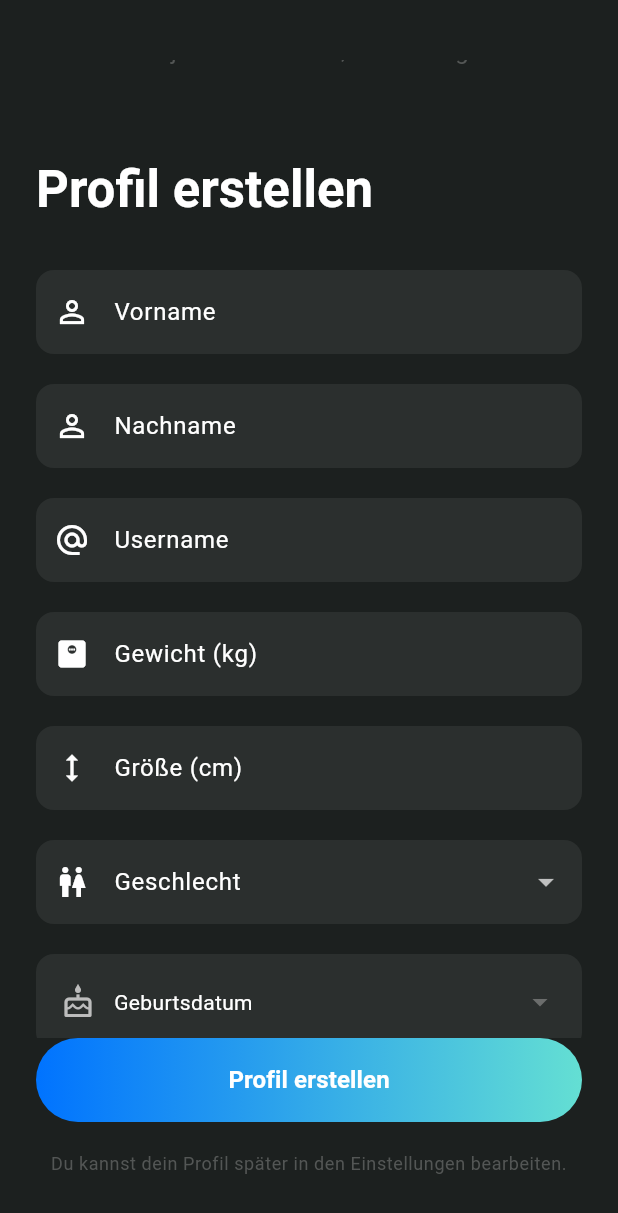
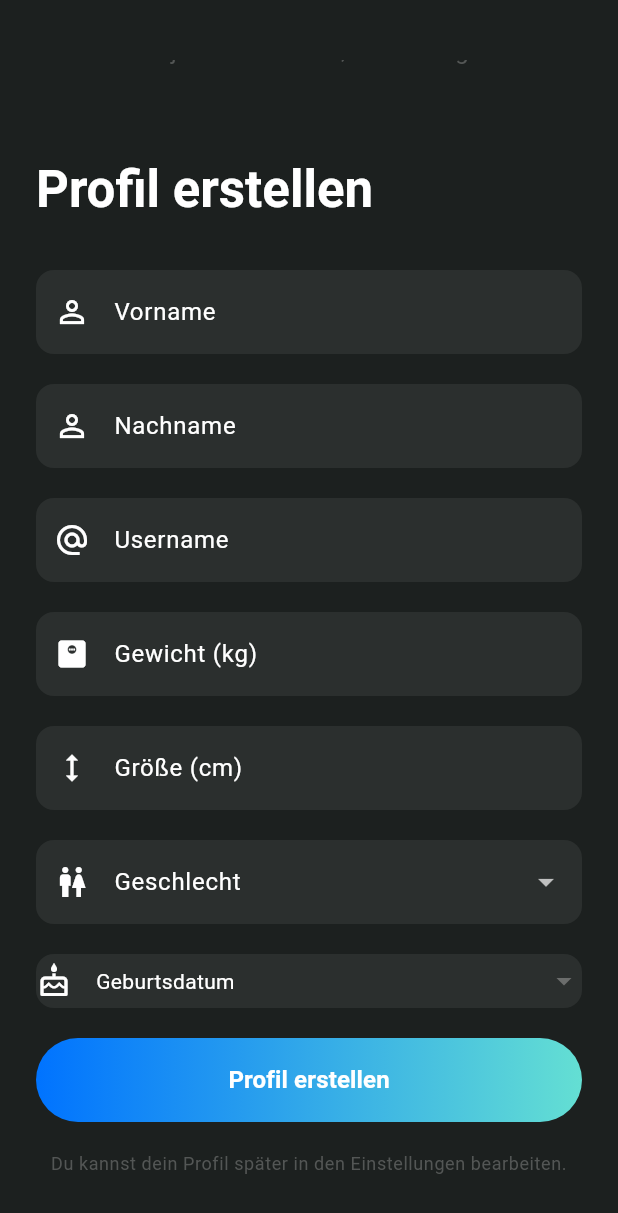
Before and after one commit to kenankusu/streax, a Flutter app: the WelcomePage screen opened directly with empty values, scrolled down 229 dp, on a phone screen of 412 x 824 dp. Shown: the top 1213 px of the screen. Run offline on Flutter 3.47's test engine with Material 3 defaults, Android fonts, the phone set to English and light mode, and no system bars; our stand-ins replace cloud_firestore, firebase_auth, firebase_core, firebase_storage, image_picker, smooth_page_indicator and 1 more; accounts and stored records are empty.

Commit message:
screenshot hinzugefügt, eingefügt

```diff
--- a/lib/screens/Welcome/welcome.dart
+++ b/lib/screens/Welcome/welcome.dart
@@ -306,7 +306,6 @@ class _WelcomePageState extends State<WelcomePage> {
                         GestureDetector(
                           onTap: () => _showBirthdatePicker(),
                           child: Container(
-                            padding: EdgeInsets.symmetric(horizontal: 16, vertical: 20),
                             decoration: BoxDecoration(
                               color: Theme.of(context).colorScheme.surfaceContainer,
                               borderRadius: BorderRadius.circular(12),
@@ -314,9 +313,11 @@ class _WelcomePageState extends State<WelcomePage> {
                             ),
                             child: Row(
                               children: [
-                                Icon(Icons.cake_outlined, color: Colors.grey[400]),
+                                Icon(Icons.cake_outlined, color: Colors.white),
                                 SizedBox(width: 12),
                                 Expanded(
+                                  child: Padding(
+                                    padding: EdgeInsets.symmetric(vertical: 8.0, horizontal: 4.0),
                                     child: Text(
                                       selectedBirthdate != null
                                         ? '${selectedBirthdate!.day.toString().padLeft(2, '0')}.${selectedBirthdate!.month.toString().padLeft(2, '0')}.${selectedBirthdate!.year}'
@@ -326,12 +327,12 @@ class _WelcomePageState extends State<WelcomePage> {
                                       ),
                                     ),
                                   ),
+                                ),
                                 Icon(Icons.arrow_drop_down, color: Theme.of(context).colorScheme.onSurface),
                               ],
                             ),
                           ),
                         ),
-
                         SizedBox(height: 20),
                       ],
                     ),
--- a/lib/screens/introscreens/introPage2.dart
+++ b/lib/screens/introscreens/introPage2.dart
@@ -63,12 +63,12 @@ class IntroPage2 extends StatelessWidget{
               ),
 
               SizedBox(height: 20),
-              // Logo unten, horizontal zentriert
+              //Logo unten, horizontal zentriert
               Padding(
                 padding: const EdgeInsets.only(top: 24.0),
                 child: Image.asset(
-                  'assets/images/streaxpresi.png',
-                  height: 300,
+                  'assets/images/streax-homepage-screenhot.png',
+                  height: 3000,
                   fit: BoxFit.contain,
                 ),
               ),
--- a/pubspec.yaml
+++ b/pubspec.yaml
@@ -85,6 +85,7 @@ flutter:
     - assets/animations/streax-splash-animation.gif
     - assets/animations/streax-loading.gif
     - assets/images/streaxpresi.png
+    - assets/images/streax-homepage-screenhot.png
 
   # To add assets to your application, add an assets section, like this:
   # assets:
```
Also changed, not shown: assets/images/streax-homepage-screenshot.png (added). Lines whose indentation alone changed are shown as unchanged.
